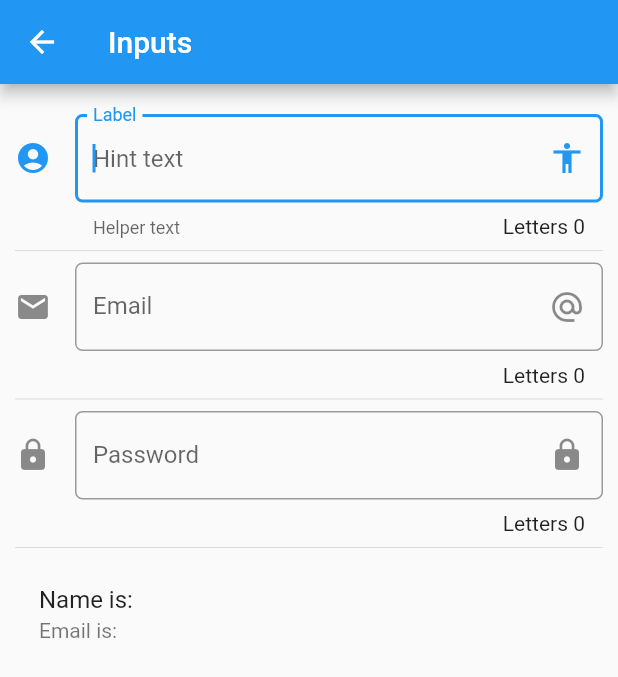
After one commit to OHR7/flutter_components, a Flutter app: the InputPage screen opened by its route, on a phone screen of 412 x 824 dp. The commit adds this screen. Shown: the top 677 px of the screen. Run offline on Flutter 3.47's test engine with Material 2 defaults, Android fonts, the phone set to English and light mode, and no system bars; network calls fail.

Commit message:
- added input files with some examples

```diff
--- a/data/menu_opts.json
+++ b/data/menu_opts.json
@@ -15,6 +15,16 @@
             "ruta" : "card",
             "icon" : "folder_open",
             "texto": "Cards - Tarjetas"
+        },
+        {
+            "ruta" : "animatedContainer",
+            "icon" : "donut_large",
+            "texto": "Animates Container"
+        },
+        {
+            "ruta" : "inputs",
+            "icon" : "inputs",
+            "texto": "Inputs"
         }
     ]
 }
--- /dev/null
+++ b/lib/src/pages/inputs_page.dart
@@ -0,0 +1,105 @@
+import 'package:flutter/cupertino.dart';
+import 'package:flutter/material.dart';
+
+
+class InputPage extends StatefulWidget {
+  @override
+  _InputPageState createState() => _InputPageState();
+}
+
+class _InputPageState extends State<InputPage> {
+
+  String _name = '';
+  String _email = '';
+
+  @override
+  Widget build(BuildContext context) {
+    return Scaffold(
+      appBar: AppBar(
+        title: Text('Inputs'),
+      ),
+      body: ListView(
+        padding: EdgeInsets.symmetric(horizontal: 10.0, vertical: 20.0),
+        children: <Widget>[
+          _crateInput(),
+          Divider(),
+          _createEmail(),
+          Divider(),
+          _createPassword(),
+          Divider(),
+          _createPerson(),
+        ],
+      ),
+    );
+  }
+
+  Widget _crateInput() {
+
+    return TextField(
+      autofocus: true,
+      textCapitalization: TextCapitalization.sentences,
+      decoration: InputDecoration(
+        border: OutlineInputBorder(
+          borderRadius: BorderRadius.circular(5.0)
+        ),
+        counter: Text('Letters ${_name.length}'),
+        hintText: 'Hint text',
+        labelText: 'Label',
+        helperText: 'Helper text',
+        suffixIcon: Icon(Icons.accessibility),
+        icon: Icon(Icons.account_circle)
+      ),
+      onChanged: (value) {
+        setState(() {
+          _name = value;
+          print(value);
+        });
+      },
+    );
+
+  }
+
+  Widget _createPerson() {
+
+    return ListTile(
+      title: Text('Name is: $_name'),
+      subtitle: Text('Email is: $_email'),
+    );
+  }
+
+  Widget _createEmail() {
+    return TextField(
+      keyboardType: TextInputType.emailAddress,
+      decoration: InputDecoration(
+        border: OutlineInputBorder(
+          borderRadius: BorderRadius.circular(5.0)
+        ),
+        counter: Text('Letters ${_name.length}'),
+        hintText: 'Email',
+        labelText: 'Email',
+        suffixIcon: Icon(Icons.alternate_email),
+        icon: Icon(Icons.email)
+      ),
+      onChanged: (value) => setState(() {
+          _email = value;
+      })
+    );
+  }
+
+  Widget _createPassword() {
+   return TextField(
+      obscureText: true,
+      decoration: InputDecoration(
+        border: OutlineInputBorder(
+          borderRadius: BorderRadius.circular(5.0)
+        ),
+        counter: Text('Letters ${_name.length}'),
+        hintText: 'Password',
+        labelText: 'Password',
+        suffixIcon: Icon(Icons.lock),
+        icon: Icon(Icons.lock)
+      ),
+      onChanged: (value) {}
+    );
+  }
+}
--- a/lib/src/routes/routes.dart
+++ b/lib/src/routes/routes.dart
@@ -1,8 +1,10 @@
 import 'package:flutter/material.dart';
 import 'package:flutter_components/src/pages/alert_page.dart';
+import 'package:flutter_components/src/pages/animated_container.dart';
 import 'package:flutter_components/src/pages/avatar_page.dart';
 import 'package:flutter_components/src/pages/card_page.dart';
 import 'package:flutter_components/src/pages/home_page.dart';
+import 'package:flutter_components/src/pages/inputs_page.dart';
 
 
 Map<String, WidgetBuilder> getAppRoutes() {
@@ -12,6 +14,8 @@ Map<String, WidgetBuilder> getAppRoutes() {
     'alert': ( BuildContext context ) => AlertPage(),
     'avatar': ( BuildContext context ) => AvatarPage(),
     'card': ( BuildContext context ) => CardPage(),
+    'animatedContainer': ( BuildContext context ) => AnimatedContainerPage(),
+    'inputs' : ( BuildContext context ) => InputPage(),
   };
 
 }
--- a/lib/src/utils/icon_str_util.dart
+++ b/lib/src/utils/icon_str_util.dart
@@ -5,6 +5,8 @@ final _icons = <String, IconData>{
   "add_alert" :  Icons.add_alert,
   "accessibility" :  Icons.accessibility,
   "folder_open" :  Icons.folder_open,
+  "donut_large" :  Icons.donut_large,
+  "inputs" :  Icons.input,
 };
 
 Icon getIcon( String iconName ) {
```
Also changed, not shown: lib/src/pages/alert_page.dart (+51 -1 lines), lib/src/pages/animated_container.dart (added, +62 -0 lines), lib/src/pages/avatar_page.dart (+24 -0 lines).
